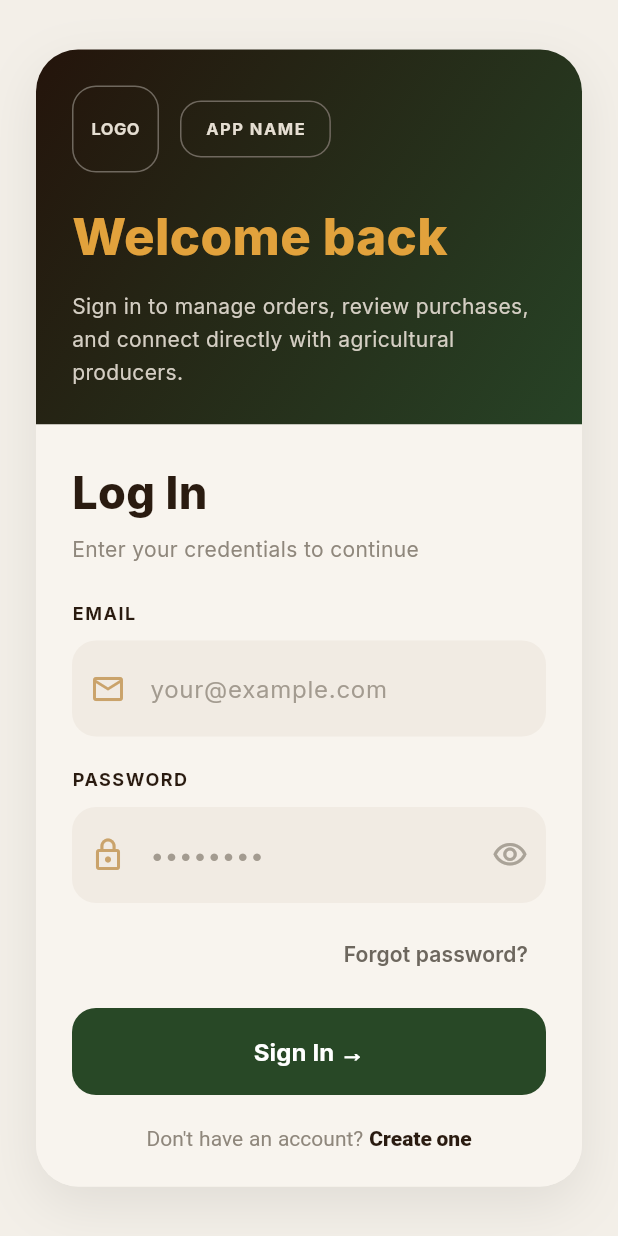
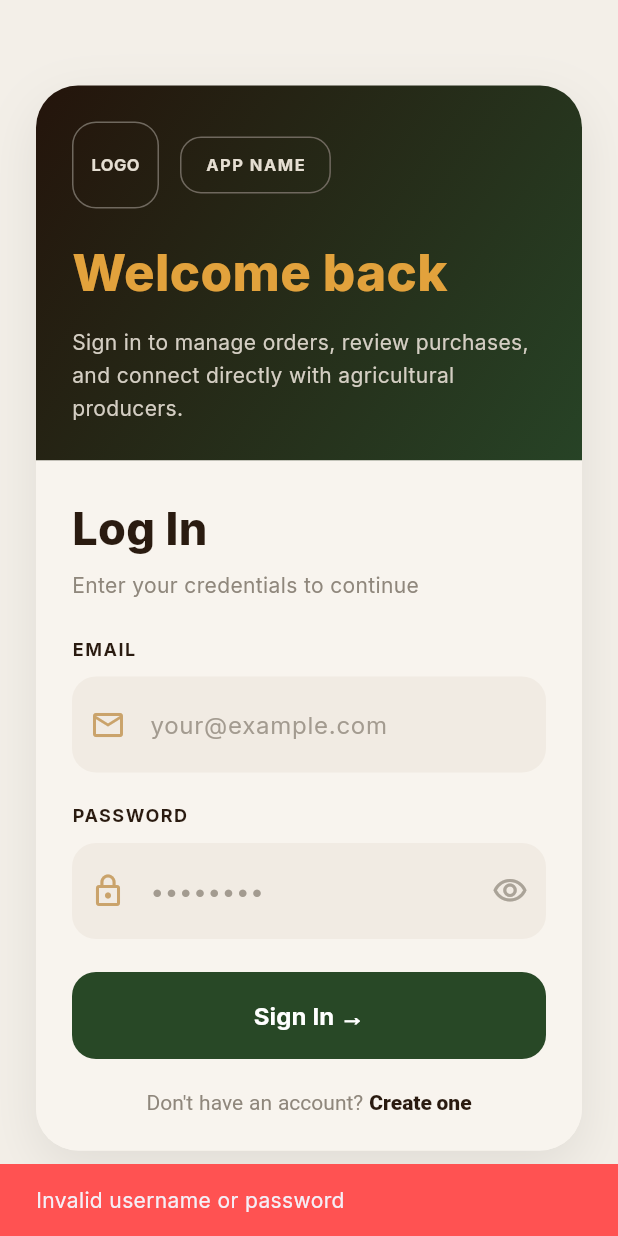
Before and after one commit to GerardoRMei/agrouber, a Flutter app: the WebLoginPage screen opened directly, after a tap on "Sign In →", on a phone screen of 412 x 824 dp. Run offline on Flutter 3.47's test engine with Material 3 defaults, Android fonts, the phone set to English and light mode, and no system bars; our stand-ins replace google_fonts.

Commit message:
Login a página principal

```diff
--- a/lib/main.dart
+++ b/lib/main.dart
@@ -1,6 +1,7 @@
 import 'package:flutter/material.dart';
 import 'pages/buyer_home_page.dart';
 import 'package:google_fonts/google_fonts.dart';
+import 'pages/login.dart';
 
 void main() {
   runApp(const CampoApp());
@@ -19,7 +20,7 @@ class CampoApp extends StatelessWidget {
         scaffoldBackgroundColor: const Color(0xFFF3F0EA),
         fontFamily: GoogleFonts.inter().fontFamily,
       ),
-      home: const BuyerHomePage(),
+      home: const WebLoginPage(),
     );
   }
 }
--- a/lib/pages/login.dart
+++ b/lib/pages/login.dart
@@ -1,4 +1,19 @@
+import 'package:agrouber/pages/buyer_home_page.dart';
 import 'package:flutter/material.dart';
+import '../models/user.dart';
+
+const User dummyUser = User(
+  username: 'Gerry',
+  password: 'DummyPass',
+  email: 'gerrydum@ejemplo.com',
+  phoneNumber: '123-456-7890',
+  address: '123 Main St, City, State 12345',
+);
+
+
+bool isUserValid(String username, String password) {
+  return username == dummyUser.username && password == dummyUser.password;
+}
 
 class WebLoginPage extends StatelessWidget {
   const WebLoginPage({super.key});
@@ -202,6 +217,16 @@ class _FormSection extends StatefulWidget {
 class _FormSectionState extends State<_FormSection> {
   bool _isPasswordVisible = false;
 
+  final TextEditingController _usernameController = TextEditingController();
+  final TextEditingController _passwordController = TextEditingController();
+
+  @override
+  void dispose() {
+    _usernameController.dispose();
+    _passwordController.dispose();
+    super.dispose();
+  }
+
   void _togglePasswordVisibility() {
     setState(() {
       _isPasswordVisible = !_isPasswordVisible;
@@ -251,9 +276,10 @@ class _FormSectionState extends State<_FormSection> {
             ),
           ),
           const SizedBox(height: 10),
-          const _LoginTextField(
+          _LoginTextField(
             hintText: 'your@example.com',
             prefixIcon: Icons.mail_outline,
+            controller: _usernameController,
           ),
 
           const SizedBox(height: 20),
@@ -273,24 +299,11 @@ class _FormSectionState extends State<_FormSection> {
             prefixIcon: Icons.lock_outline,
             suffixIcon: _isPasswordVisible ? Icons.visibility_off_outlined : Icons.visibility_outlined,
             obscureText: !_isPasswordVisible,
+            controller: _passwordController,
             onSuffixPressed: _togglePasswordVisibility,
           ),
 
           const SizedBox(height: 10),
-
-          Align(
-            alignment: Alignment.centerRight,
-            child: TextButton(
-              onPressed: () {},
-              child: const Text(
-                'Forgot password?',
-                style: TextStyle(
-                  color: Color(0xFF6D675E),
-                  fontWeight: FontWeight.w600,
-                ),
-              ),
-            ),
-          ),
 
           const SizedBox(height: 12),
 
@@ -298,7 +311,19 @@ class _FormSectionState extends State<_FormSection> {
             width: double.infinity,
             height: 58,
             child: ElevatedButton(
-              onPressed: () {},
+              onPressed: () {
+                if (isUserValid(_usernameController.text, _passwordController.text)) {
+                  Navigator.push(context,MaterialPageRoute(builder: (context) => const BuyerHomePage(),),);
+                } else{
+                  ScaffoldMessenger.of(context).showSnackBar(
+                    const SnackBar(
+                      content: Text('Invalid username or password'),
+                      backgroundColor: Colors.redAccent,
+                    ),
+                  );
+                }
+
+              },
               style: ElevatedButton.styleFrom(
                 backgroundColor: const Color(0xFF284826),
                 foregroundColor: Colors.white,
@@ -351,6 +376,7 @@ class _LoginTextField extends StatelessWidget {
   final IconData? suffixIcon;
   final bool obscureText;
   final VoidCallback? onSuffixPressed;
+  final TextEditingController? controller;
 
   const _LoginTextField({
     required this.hintText,
@@ -358,6 +384,7 @@ class _LoginTextField extends StatelessWidget {
     this.suffixIcon,
     this.obscureText = false,
     this.onSuffixPressed,
+    this.controller,
   });
 
   @override
```
Also changed, not shown: lib/models/user.dart (added, +14 -0 lines).
